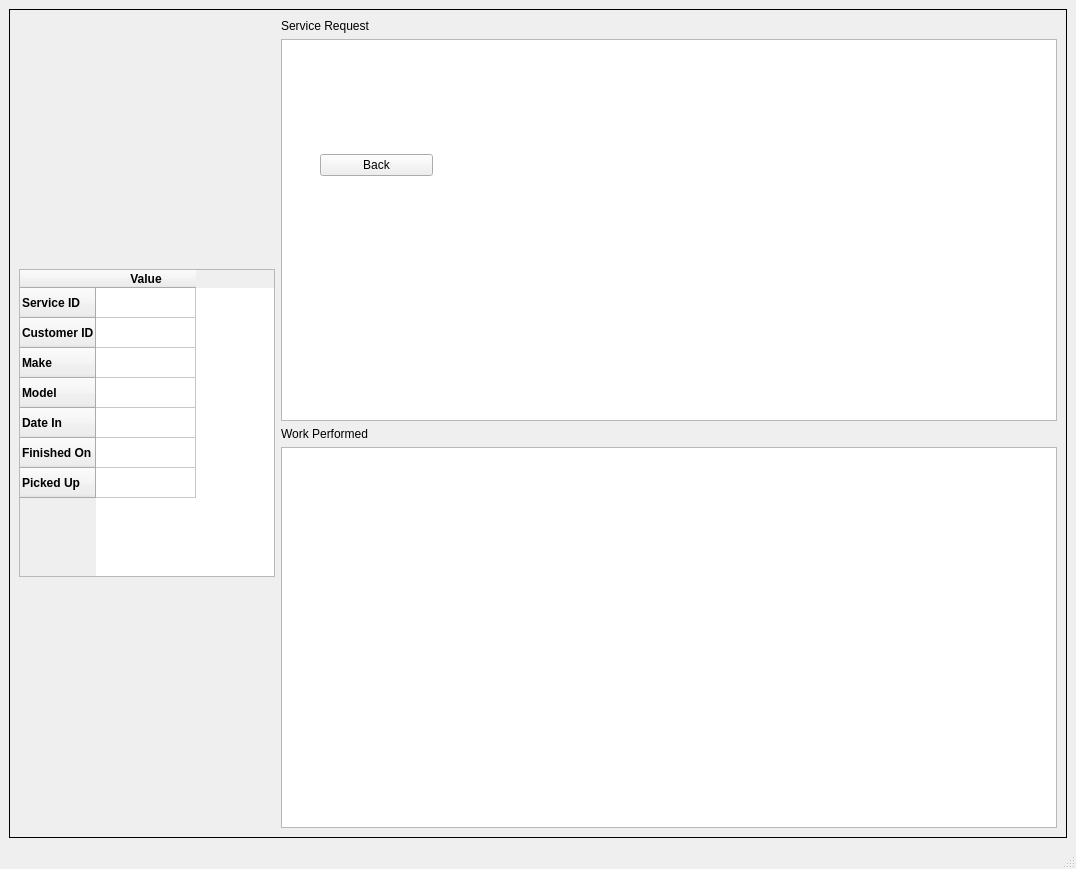
This is src/screens/ui_files/main_window.ui in cplant1776/JMM-DB-Viewer as Qt 5 draws it before an edit. The edited form follows.
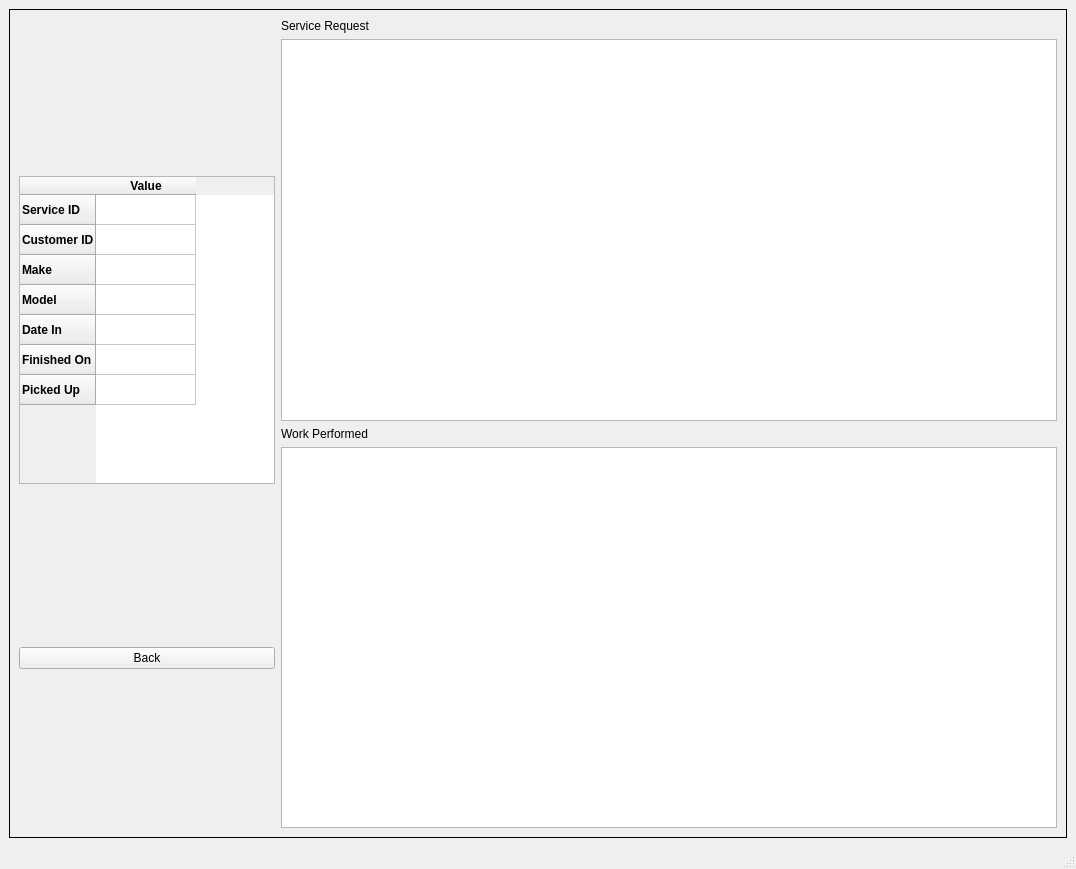
This is the edited form. The open tabs and pages were chosen to show the change.

Patch:
```diff
--- a/src/screens/ui_files/main_window.ui
+++ b/src/screens/ui_files/main_window.ui
@@ -448,10 +448,10 @@
       </widget>
       <widget class="QWidget" name="sro_page">
        <layout class="QGridLayout" name="gridLayout_9">
-        <item row="0" column="0">
-         <layout class="QHBoxLayout" name="horizontalLayout_3">
+        <item row="0" column="0" rowspan="2">
+         <layout class="QVBoxLayout" name="verticalLayout_3">
           <item>
-           <widget class="QTableWidget" name="data_table_3">
+           <widget class="QTableWidget" name="sro_basic_table">
             <property name="enabled">
              <bool>true</bool>
             </property>
@@ -558,7 +558,16 @@
            </widget>
           </item>
           <item>
-           <layout class="QVBoxLayout" name="verticalLayout_3">
+           <widget class="QPushButton" name="sro_back_btn">
+            <property name="text">
+             <string>Back</string>
+            </property>
+           </widget>
+          </item>
+         </layout>
+        </item>
+        <item row="0" column="1">
+         <layout class="QVBoxLayout" name="verticalLayout_2">
             <item>
              <widget class="QLabel" name="label_8">
               <property name="text">
@@ -569,6 +578,10 @@
             <item>
              <widget class="QTextBrowser" name="service_text"/>
             </item>
+         </layout>
+        </item>
+        <item row="1" column="1">
+         <layout class="QVBoxLayout" name="verticalLayout">
             <item>
              <widget class="QLabel" name="label_9">
               <property name="text">
@@ -582,59 +595,6 @@
            </layout>
           </item>
          </layout>
-        </item>
-       </layout>
-       <widget class="QWidget" name="layoutWidget_3">
-        <property name="geometry">
-         <rect>
-          <x>270</x>
-          <y>140</y>
-          <width>193</width>
-          <height>31</height>
-         </rect>
-        </property>
-        <layout class="QHBoxLayout" name="horizontalLayout_4">
-         <item>
-          <spacer name="horizontalSpacer_10">
-           <property name="orientation">
-            <enum>Qt::Horizontal</enum>
-           </property>
-           <property name="sizeType">
-            <enum>QSizePolicy::Preferred</enum>
-           </property>
-           <property name="sizeHint" stdset="0">
-            <size>
-             <width>40</width>
-             <height>20</height>
-            </size>
-           </property>
-          </spacer>
-         </item>
-         <item>
-          <widget class="QPushButton" name="back_btn_3">
-           <property name="text">
-            <string>Back</string>
-           </property>
-          </widget>
-         </item>
-         <item>
-          <spacer name="horizontalSpacer_11">
-           <property name="orientation">
-            <enum>Qt::Horizontal</enum>
-           </property>
-           <property name="sizeType">
-            <enum>QSizePolicy::Preferred</enum>
-           </property>
-           <property name="sizeHint" stdset="0">
-            <size>
-             <width>40</width>
-             <height>20</height>
-            </size>
-           </property>
-          </spacer>
-         </item>
-        </layout>
-       </widget>
       </widget>
       <widget class="QWidget" name="customer_page">
        <layout class="QGridLayout" name="gridLayout_10">
```
Left out of the diff: 9 changed lines with no effect on the pictures. Lines whose indentation alone changed are shown as unchanged.
